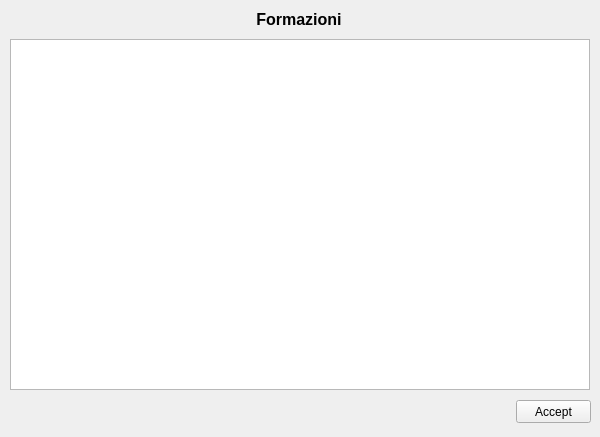
Above: src/FileFormazioniViewer.ui from wdastru/FantaCalcGui before the change. Below: the same form after it.
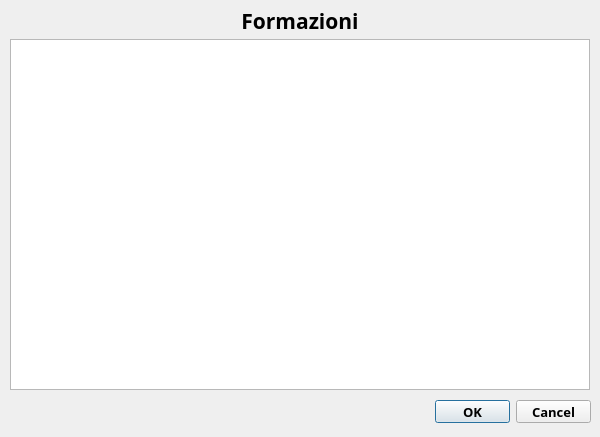
That is the form after the change.

Commit message: Bug#68 - larghezza_colonna_files_in_ChooseFileFromAList_dialog

The edit to the form file:
```diff
--- a/src/FileFormazioniViewer.ui
+++ b/src/FileFormazioniViewer.ui
@@ -10,24 +10,42 @@
     <height>437</height>
    </rect>
   </property>
+  <property name="font">
+   <font>
+    <family>Candara</family>
+    <pointsize>10</pointsize>
+   </font>
+  </property>
   <property name="windowTitle">
    <string>File Formazioni Viewer</string>
   </property>
   <widget class="QLabel" name="label">
    <property name="geometry">
     <rect>
-     <x>4</x>
-     <y>4</y>
-     <width>590</width>
-     <height>31</height>
+     <x>0</x>
+     <y>0</y>
+     <width>600</width>
+     <height>41</height>
     </rect>
    </property>
+   <property name="font">
+    <font>
+     <family>Candara</family>
+     <pointsize>16</pointsize>
+     <weight>75</weight>
+     <italic>false</italic>
+     <bold>true</bold>
+     <underline>false</underline>
+     <strikeout>false</strikeout>
+     <stylestrategy>PreferDefault</stylestrategy>
+     <kerning>true</kerning>
+    </font>
+   </property>
    <property name="text">
-    <string>&lt;!DOCTYPE HTML PUBLIC &quot;-//W3C//DTD HTML 4.0//EN&quot; &quot;http://www.w3.org/TR/REC-html40/strict.dtd&quot;&gt;
-&lt;html&gt;&lt;head&gt;&lt;meta name=&quot;qrichtext&quot; content=&quot;1&quot; /&gt;&lt;style type=&quot;text/css&quot;&gt;
-p, li { white-space: pre-wrap; }
-&lt;/style&gt;&lt;/head&gt;&lt;body style=&quot; font-family:'MS Shell Dlg 2'; font-size:8.25pt; font-weight:400; font-style:normal;&quot;&gt;
-&lt;p align=&quot;center&quot; style=&quot; margin-top:0px; margin-bottom:0px; margin-left:0px; margin-right:0px; -qt-block-indent:0; text-indent:0px;&quot;&gt;&lt;span style=&quot; font-size:12pt; font-weight:600;&quot;&gt;Formazioni&lt;/span&gt;&lt;/p&gt;&lt;/body&gt;&lt;/html&gt;</string>
+    <string>Formazioni</string>
+   </property>
+   <property name="alignment">
+    <set>Qt::AlignCenter</set>
    </property>
   </widget>
   <widget class="QPlainTextEdit" name="plainTextEdit">
@@ -40,17 +58,26 @@
     </rect>
    </property>
   </widget>
-  <widget class="QPushButton" name="pushButton">
+  <widget class="QDialogButtonBox" name="buttonBox">
    <property name="geometry">
     <rect>
-     <x>516</x>
+     <x>435</x>
      <y>400</y>
-     <width>75</width>
+     <width>156</width>
      <height>23</height>
     </rect>
    </property>
-   <property name="text">
-    <string>Accept</string>
+   <property name="font">
+    <font>
+     <family>Candara</family>
+     <pointsize>10</pointsize>
+     <weight>75</weight>
+     <bold>true</bold>
+     <kerning>false</kerning>
+    </font>
+   </property>
+   <property name="standardButtons">
+    <set>QDialogButtonBox::Cancel|QDialogButtonBox::Ok</set>
    </property>
   </widget>
  </widget>
```
Left out of the diff: 36 changed lines with no effect on the pictures. The commit also changes 12 other files.
